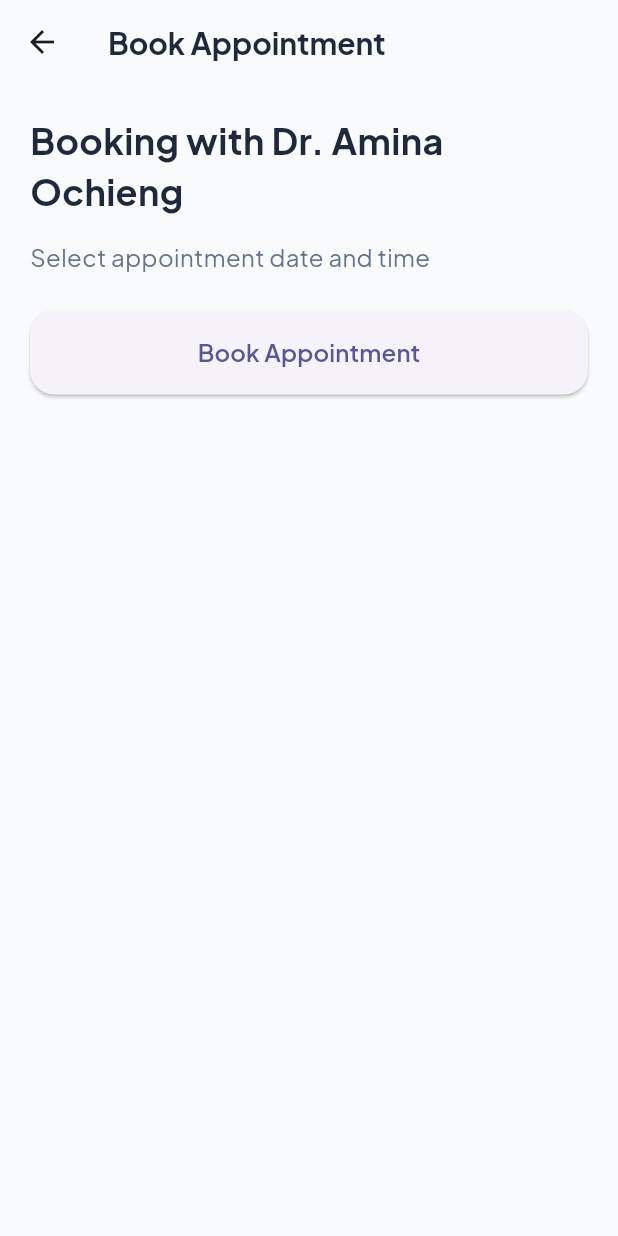
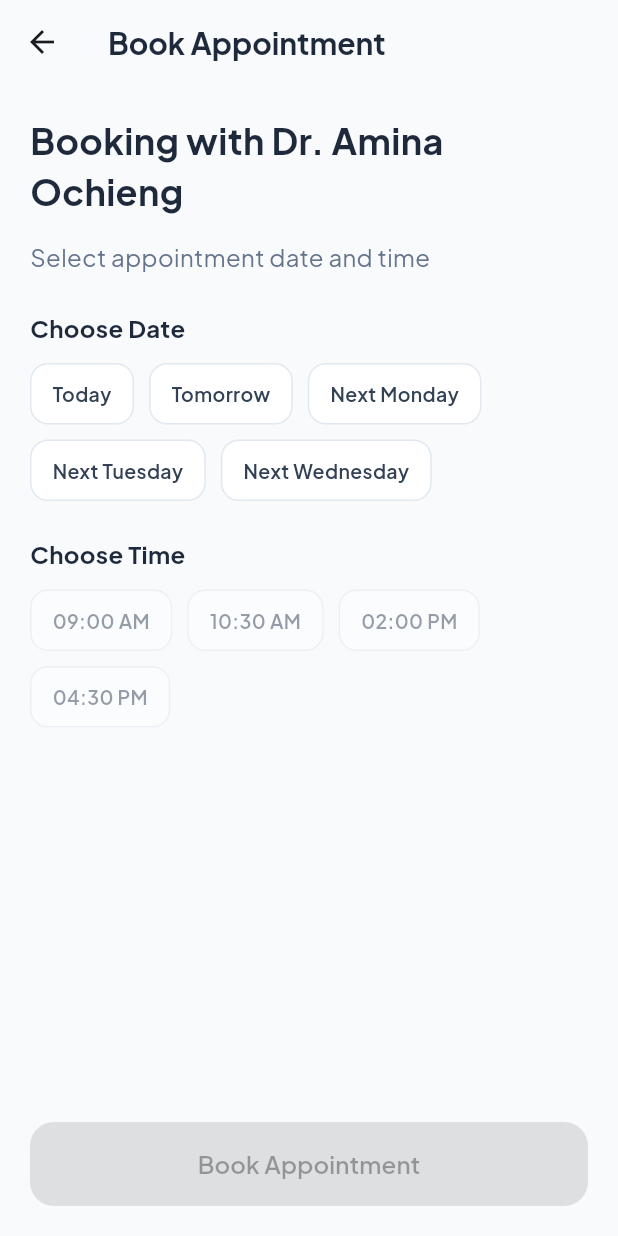
Before and after one commit to Paulah-linah/Healthcare-App, a Flutter app: the BookingScreen screen opened directly with sample values from the repository, on a phone screen of 412 x 824 dp. Run offline on Flutter 3.47's test engine with Material 3 defaults, Android fonts, the phone set to English and light mode, and no system bars; our stand-ins replace cached_network_image, flutter_staggered_animations, google_fonts, shared_preferences; accounts and stored records are empty.

Commit message:
Add booking date/time selection and persist appointments with cancelled status

```diff
--- a/lib/screens/booking_screen.dart
+++ b/lib/screens/booking_screen.dart
@@ -1,6 +1,9 @@
 import 'package:flutter/material.dart';
 import 'package:google_fonts/google_fonts.dart';
 import '../models/doctor.dart';
+import '../models/appointment.dart';
+import '../services/appointments_store.dart';
+import '../screens/appointments_screen.dart';
 import '../widgets/custom_button.dart';
 
 class BookingScreen extends StatefulWidget {
@@ -13,6 +16,48 @@ class BookingScreen extends StatefulWidget {
 }
 
 class _BookingScreenState extends State<BookingScreen> {
+  String? _selectedDate;
+  String? _selectedTime;
+
+  final List<String> _availableDates = const [
+    'Today',
+    'Tomorrow',
+    'Next Monday',
+    'Next Tuesday',
+    'Next Wednesday',
+  ];
+
+  Future<void> _bookAppointment() async {
+    final date = _selectedDate;
+    final time = _selectedTime;
+    if (date == null || time == null) {
+      return;
+    }
+
+    await AppointmentsStore.addFromDoctor(
+      doctor: widget.doctor,
+      date: date,
+      time: time,
+    );
+
+    if (!mounted) return;
+
+    ScaffoldMessenger.of(context).showSnackBar(
+      const SnackBar(
+        content: Text('Appointment booked successfully!'),
+        backgroundColor: Color(0xFF10B981),
+      ),
+    );
+
+    Navigator.of(context).pushReplacement(
+      MaterialPageRoute(
+        builder: (context) => const AppointmentsScreen(
+          initialTab: AppointmentStatus.upcoming,
+        ),
+      ),
+    );
+  }
+
   @override
   Widget build(BuildContext context) {
     return Scaffold(
@@ -55,16 +100,103 @@ class _BookingScreenState extends State<BookingScreen> {
               ),
             ),
             const SizedBox(height: 24),
+            Text(
+              'Choose Date',
+              style: GoogleFonts.plusJakartaSans(
+                fontSize: 16,
+                fontWeight: FontWeight.w700,
+                color: const Color(0xFF1E293B),
+              ),
+            ),
+            const SizedBox(height: 12),
+            Wrap(
+              spacing: 10,
+              runSpacing: 10,
+              children: _availableDates.map((d) {
+                final selected = _selectedDate == d;
+                return InkWell(
+                  onTap: () {
+                    setState(() {
+                      _selectedDate = d;
+                      _selectedTime = null;
+                    });
+                  },
+                  borderRadius: BorderRadius.circular(12),
+                  child: Container(
+                    padding: const EdgeInsets.symmetric(horizontal: 14, vertical: 10),
+                    decoration: BoxDecoration(
+                      color: selected ? const Color(0xFF6366F1) : Colors.white,
+                      borderRadius: BorderRadius.circular(12),
+                      border: Border.all(
+                        color: selected ? const Color(0xFF6366F1) : const Color(0xFFE2E8F0),
+                      ),
+                    ),
+                    child: Text(
+                      d,
+                      style: GoogleFonts.plusJakartaSans(
+                        fontSize: 13,
+                        fontWeight: FontWeight.w600,
+                        color: selected ? Colors.white : const Color(0xFF334155),
+                      ),
+                    ),
+                  ),
+                );
+              }).toList(),
+            ),
+            const SizedBox(height: 24),
+            Text(
+              'Choose Time',
+              style: GoogleFonts.plusJakartaSans(
+                fontSize: 16,
+                fontWeight: FontWeight.w700,
+                color: const Color(0xFF1E293B),
+              ),
+            ),
+            const SizedBox(height: 12),
+            Wrap(
+              spacing: 10,
+              runSpacing: 10,
+              children: widget.doctor.availability.map((t) {
+                final selected = _selectedTime == t;
+                final enabled = _selectedDate != null;
+                return InkWell(
+                  onTap: !enabled
+                      ? null
+                      : () {
+                          setState(() {
+                            _selectedTime = t;
+                          });
+                        },
+                  borderRadius: BorderRadius.circular(12),
+                  child: Opacity(
+                    opacity: enabled ? 1 : 0.5,
+                    child: Container(
+                      padding: const EdgeInsets.symmetric(horizontal: 14, vertical: 10),
+                      decoration: BoxDecoration(
+                        color: selected ? const Color(0xFF6366F1) : Colors.white,
+                        borderRadius: BorderRadius.circular(12),
+                        border: Border.all(
+                          color: selected ? const Color(0xFF6366F1) : const Color(0xFFE2E8F0),
+                        ),
+                      ),
+                      child: Text(
+                        t,
+                        style: GoogleFonts.plusJakartaSans(
+                          fontSize: 13,
+                          fontWeight: FontWeight.w600,
+                          color: selected ? Colors.white : const Color(0xFF334155),
+                        ),
+                      ),
+                    ),
+                  ),
+                );
+              }).toList(),
+            ),
+            const Spacer(),
             CustomButton(
               text: 'Book Appointment',
-              onPressed: () {
-                ScaffoldMessenger.of(context).showSnackBar(
-                  const SnackBar(
-                    content: Text('Appointment booked successfully!'),
-                    backgroundColor: Color(0xFF10B981),
-                  ),
-                );
-              },
+              onPressed:
+                  (_selectedDate != null && _selectedTime != null) ? _bookAppointment : null,
               width: double.infinity,
             ),
           ],
--- a/lib/widgets/custom_button.dart
+++ b/lib/widgets/custom_button.dart
@@ -2,7 +2,7 @@ import 'package:flutter/material.dart';
 
 class CustomButton extends StatelessWidget {
   final String text;
-  final VoidCallback onPressed;
+  final VoidCallback? onPressed;
   final bool isLoading;
   final bool isSecondary;
   final double? width;
```
Also changed, not shown: lib/screens/appointments_screen.dart (+51 -52 lines), lib/services/appointments_store.dart (added, +140 -0 lines), 3 other files.
